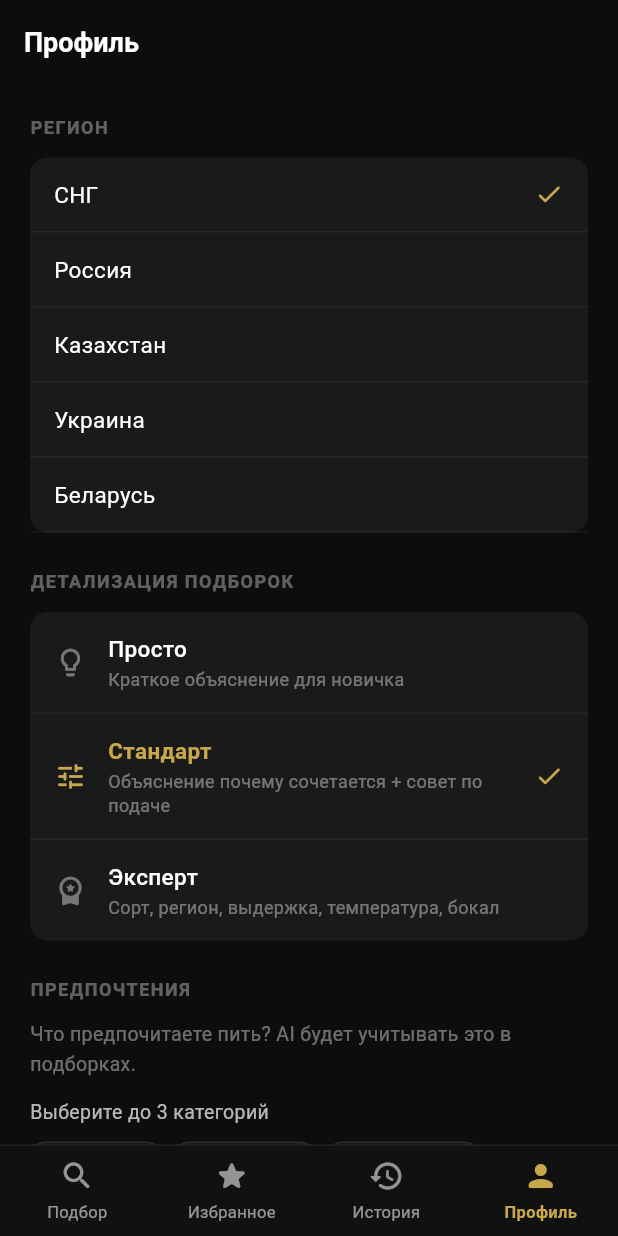
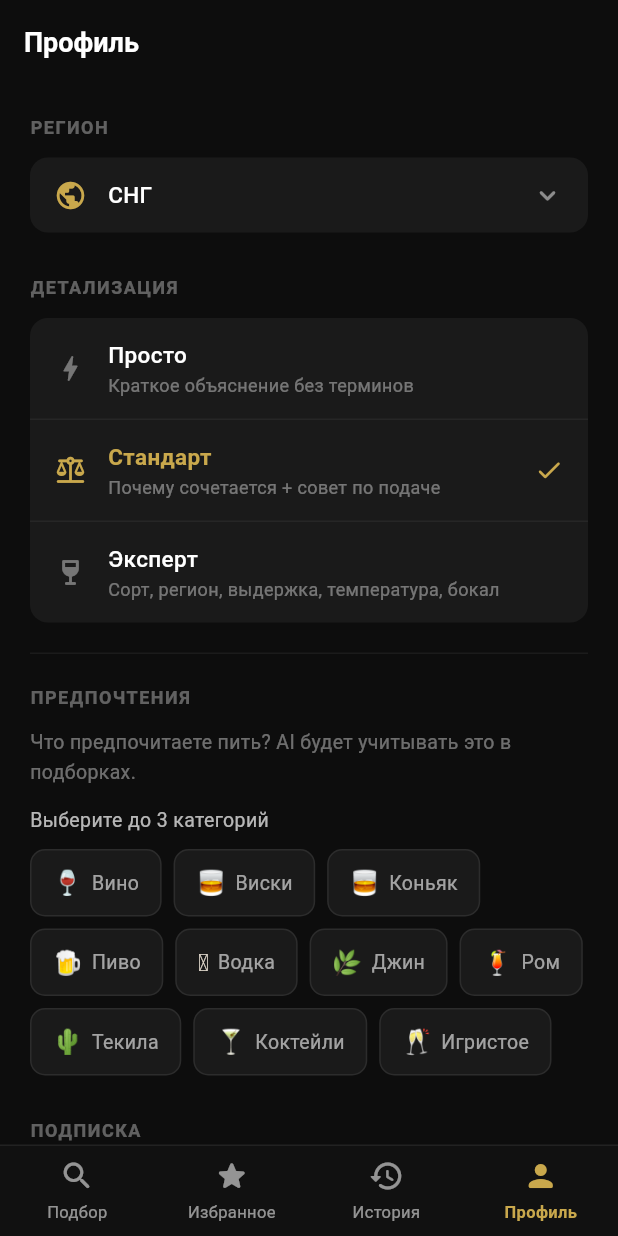
Before and after one commit to borisk85/duet-app, a Flutter app: the screen it shows once a user with an empty profile is signed in, item 4 of the bottom bar chosen, on a phone screen of 412 x 824 dp. Run offline on Flutter 3.47's test engine with Material 3 defaults, Android fonts, the phone set to English and light mode, and no system bars; our stand-ins replace firebase_auth, firebase_core, google_sign_in, shared_preferences; accounts and stored records are empty; generated files the repository leaves out were written again; network calls fail.

Commit message:
feat(profile): polish for release — collapsible region, signout dialog, premium badge
- Region selector: collapsible dropdown (was permanently expanded, ate 1/3
  of screen). Header shows current region + animated chevron, tap expands
  full list, selection auto-collapses. Saves ~150px vertical space.
- Detail level section: divider added between Детализация and Предпочтения
  to visually separate functional vs preference settings. Spacing tuned
  from 24px to 28px for breathing room.
- Section title shortened: 'Детализация подборок' → 'Детализация' (one
  line, faster to scan).
- Premium button → info badge: dead 'Перейти на Premium' button replaced
  with a non-interactive badge 'Premium скоро будет доступен' (icon +
  gold border + gold fill). Removes the dead-button antipattern and the
  duplicated-info SnackBar workaround. State is visible immediately, no
  tap required to learn that Premium isn't ready.
- Sign out: now shows confirmation dialog before destructive action.
  Message adapts to account type — anonymous users are warned that
  favorites/history will be lost forever, Google users get a softer
  message that data persists. Standard iOS/Android UX pattern.
- Removed unused _showPremiumComingSoon method.

```diff
--- a/lib/screens/profile_screen.dart
+++ b/lib/screens/profile_screen.dart
@@ -21,6 +21,7 @@ class _ProfileScreenState extends State<ProfileScreen>
   Set<String> _preferredTypes = {};
   String _detailLevel = 'standard';
   bool _loading = true;
+  bool _regionExpanded = false;
   bool _isPremium = false;
   int _pairingCount = 0;
   int _pairingLimit = 10;
@@ -91,6 +92,53 @@ class _ProfileScreenState extends State<ProfileScreen>
     await prefs.setString('detail_level', _detailLevel);
   }
 
+  Future<void> _confirmSignOut() async {
+    HapticFeedback.lightImpact();
+    final user = AuthService.currentUser;
+    final isAnon = user?.isAnonymous ?? true;
+    final confirmed = await showDialog<bool>(
+      context: context,
+      barrierColor: Colors.black.withOpacity(0.7),
+      builder: (ctx) => AlertDialog(
+        backgroundColor: _card,
+        shape: RoundedRectangleBorder(
+          borderRadius: BorderRadius.circular(16),
+          side: BorderSide(color: Colors.white.withOpacity(0.08)),
+        ),
+        title: const Text(
+          'Выйти из аккаунта?',
+          style: TextStyle(color: Colors.white, fontSize: 17, fontWeight: FontWeight.w600),
+        ),
+        content: Text(
+          isAnon
+              ? 'Вы войдёте как новый анонимный пользователь. Избранное и история будут потеряны навсегда.'
+              : 'Вы сможете войти снова в любой момент. Избранное и история сохранятся.',
+          style: TextStyle(color: Colors.white.withOpacity(0.7), fontSize: 14, height: 1.4),
+        ),
+        actionsPadding: const EdgeInsets.fromLTRB(8, 0, 8, 8),
+        actions: [
+          TextButton(
+            onPressed: () => Navigator.pop(ctx, false),
+            child: Text(
+              'Отмена',
+              style: TextStyle(color: Colors.white.withOpacity(0.6), fontSize: 14),
+            ),
+          ),
+          TextButton(
+            onPressed: () => Navigator.pop(ctx, true),
+            child: Text(
+              'Выйти',
+              style: TextStyle(color: Colors.red.shade400, fontSize: 14, fontWeight: FontWeight.w600),
+            ),
+          ),
+        ],
+      ),
+    );
+    if (confirmed == true) {
+      await AuthService.signOut();
+    }
+  }
+
   @override
   Widget build(BuildContext context) {
     return Scaffold(
@@ -109,9 +157,11 @@ class _ProfileScreenState extends State<ProfileScreen>
               padding: const EdgeInsets.all(20),
               children: [
                 _buildSection('Регион', _buildRegionSelector()),
-                const SizedBox(height: 24),
-                _buildSection('Детализация подборок', _buildDetailLevelSelector()),
-                const SizedBox(height: 24),
+                const SizedBox(height: 28),
+                _buildSection('Детализация', _buildDetailLevelSelector()),
+                const SizedBox(height: 20),
+                Divider(color: Colors.white.withOpacity(0.06), height: 1, thickness: 1),
+                const SizedBox(height: 20),
                 _buildSection(
                   'Предпочтения',
                   Column(
@@ -126,7 +176,7 @@ class _ProfileScreenState extends State<ProfileScreen>
                     ],
                   ),
                 ),
-                const SizedBox(height: 24),
+                const SizedBox(height: 28),
                 _buildSection('Подписка', _buildSubscription()),
                 const SizedBox(height: 24),
                 _buildSignOutButton(),
@@ -158,31 +208,88 @@ class _ProfileScreenState extends State<ProfileScreen>
   Widget _buildRegionSelector() {
     return Container(
       decoration: BoxDecoration(color: _card, borderRadius: BorderRadius.circular(12)),
+      clipBehavior: Clip.antiAlias,
       child: Column(
+        children: [
+          // Свёрнутая шапка — текущий регион + стрелка
+          GestureDetector(
+            onTap: () {
+              HapticFeedback.lightImpact();
+              setState(() => _regionExpanded = !_regionExpanded);
+            },
+            behavior: HitTestBehavior.opaque,
+            child: Padding(
+              padding: const EdgeInsets.symmetric(horizontal: 16, vertical: 14),
+              child: Row(
+                children: [
+                  const Icon(Icons.public_rounded, color: _gold, size: 22),
+                  const SizedBox(width: 14),
+                  Expanded(
+                    child: Text(
+                      _region,
+                      style: const TextStyle(color: Colors.white, fontSize: 15, fontWeight: FontWeight.w500),
+                    ),
+                  ),
+                  AnimatedRotation(
+                    turns: _regionExpanded ? 0.5 : 0,
+                    duration: const Duration(milliseconds: 200),
+                    child: Icon(
+                      Icons.keyboard_arrow_down_rounded,
+                      color: Colors.white.withOpacity(0.5),
+                      size: 22,
+                    ),
+                  ),
+                ],
+              ),
+            ),
+          ),
+          // Раскрывающийся список
+          AnimatedSize(
+            duration: const Duration(milliseconds: 220),
+            curve: Curves.easeOutCubic,
+            child: _regionExpanded
+                ? Column(
                     children: _regions.map((r) {
                       final selected = _region == r;
                       return GestureDetector(
                         onTap: () {
-              setState(() => _region = r);
+                          HapticFeedback.lightImpact();
+                          setState(() {
+                            _region = r;
+                            _regionExpanded = false;
+                          });
                           _save();
                         },
+                        behavior: HitTestBehavior.opaque,
                         child: Container(
-              padding: const EdgeInsets.symmetric(horizontal: 16, vertical: 14),
+                          padding: const EdgeInsets.symmetric(horizontal: 16, vertical: 12),
                           decoration: BoxDecoration(
-                border: Border(bottom: BorderSide(color: Colors.white.withOpacity(0.05))),
+                            border: Border(top: BorderSide(color: Colors.white.withOpacity(0.05))),
                           ),
                           child: Row(
                             children: [
+                              const SizedBox(width: 36),
                               Expanded(
-                    child: Text(r, style: const TextStyle(color: Colors.white, fontSize: 15)),
+                                child: Text(
+                                  r,
+                                  style: TextStyle(
+                                    color: selected ? _gold : Colors.white.withOpacity(0.85),
+                                    fontSize: 14,
+                                    fontWeight: selected ? FontWeight.w600 : FontWeight.w400,
+                                  ),
+                                ),
                               ),
                               if (selected)
-                    const Icon(Icons.check_rounded, color: _gold, size: 20),
+                                const Icon(Icons.check_rounded, color: _gold, size: 18),
                             ],
                           ),
                         ),
                       );
                     }).toList(),
+                  )
+                : const SizedBox(width: double.infinity),
+          ),
+        ],
       ),
     );
   }
@@ -192,20 +299,20 @@ class _ProfileScreenState extends State<ProfileScreen>
       {
         'key': 'simple',
         'label': 'Просто',
-        'desc': 'Краткое объяснение для новичка',
-        'icon': Icons.lightbulb_outline_rounded,
+        'desc': 'Краткое объяснение без терминов',
+        'icon': Icons.bolt_rounded,
       },
       {
         'key': 'standard',
         'label': 'Стандарт',
-        'desc': 'Объяснение почему сочетается + совет по подаче',
-        'icon': Icons.tune_rounded,
+        'desc': 'Почему сочетается + совет по подаче',
+        'icon': Icons.balance_rounded,
       },
       {
         'key': 'expert',
         'label': 'Эксперт',
         'desc': 'Сорт, регион, выдержка, температура, бокал',
-        'icon': Icons.workspace_premium_rounded,
+        'icon': Icons.wine_bar_rounded,
       },
     ];
     return Container(
@@ -382,9 +489,7 @@ class _ProfileScreenState extends State<ProfileScreen>
           width: double.infinity,
           height: 48,
           child: OutlinedButton(
-            onPressed: () async {
-              await AuthService.signOut();
-            },
+            onPressed: _confirmSignOut,
             style: OutlinedButton.styleFrom(
               foregroundColor: Colors.red.shade400,
               side: BorderSide(color: Colors.red.shade900),
@@ -458,18 +563,28 @@ class _ProfileScreenState extends State<ProfileScreen>
               ),
             ),
             const SizedBox(height: 14),
-            SizedBox(
+            Container(
               width: double.infinity,
-              height: 46,
-              child: ElevatedButton(
-                onPressed: () {},
-                style: ElevatedButton.styleFrom(
-                  backgroundColor: _gold,
-                  foregroundColor: _bg,
-                  shape: RoundedRectangleBorder(borderRadius: BorderRadius.circular(10)),
-                  elevation: 0,
+              padding: const EdgeInsets.symmetric(vertical: 13),
+              decoration: BoxDecoration(
+                color: _gold.withOpacity(0.08),
+                borderRadius: BorderRadius.circular(10),
+                border: Border.all(color: _gold.withOpacity(0.4), width: 1),
               ),
-                child: const Text('Перейти на Premium', style: TextStyle(fontWeight: FontWeight.w700)),
+              child: Row(
+                mainAxisAlignment: MainAxisAlignment.center,
+                children: const [
+                  Icon(Icons.schedule_rounded, color: _gold, size: 16),
+                  SizedBox(width: 8),
+                  Text(
+                    'Premium скоро будет доступен',
+                    style: TextStyle(
+                      color: _gold,
+                      fontWeight: FontWeight.w600,
+                      fontSize: 14,
+                    ),
+                  ),
+                ],
               ),
             ),
           ],
```
Lines whose indentation alone changed are shown as unchanged.
